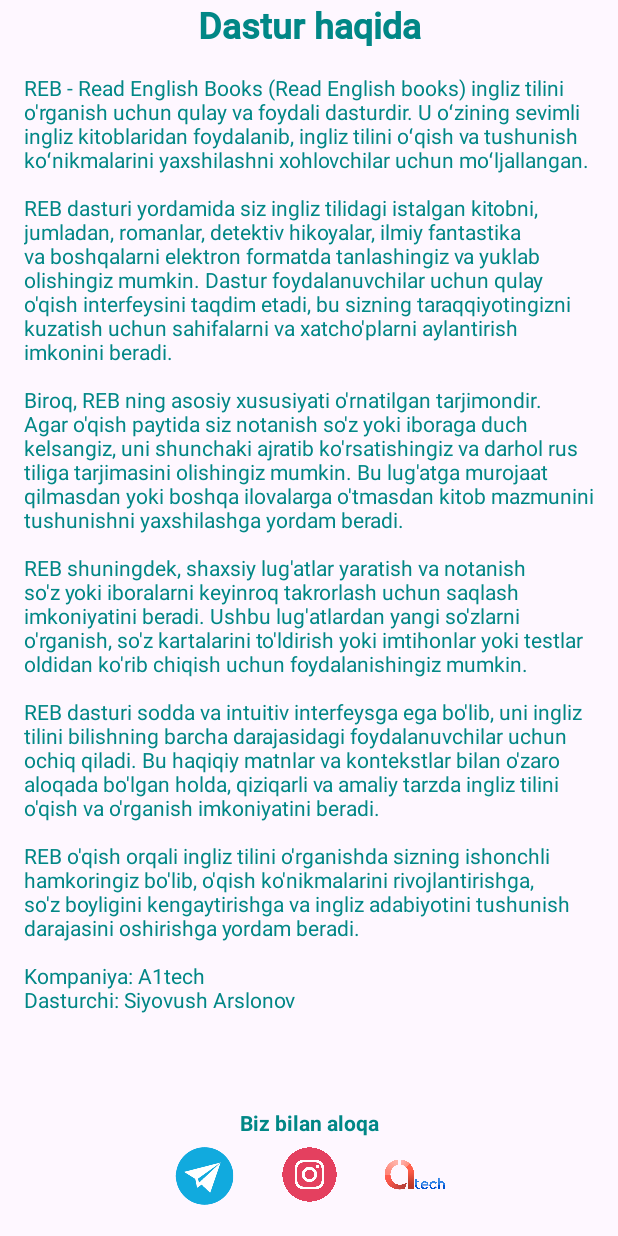
After one commit to sanatillo/Learn-Language-By-Reading, an Android app: the layout fragment_about_app.xml on its own in the app's theme, with its tools: preview values and no code run, on a phone screen of 412 x 824 dp. The commit adds this screen. Run offline under Robolectric (Android 15) with nearby library versions, the phone set to English and light mode, and no system bars.

Commit message:
added "about app" section, fixed some bugs

```diff
--- /dev/null
+++ b/app/src/main/java/uz/siyovush/learnlanguagebyreading/ui/about_app/AboutAppFragment.kt
@@ -0,0 +1,19 @@
+package uz.siyovush.learnlanguagebyreading.ui.about_app
+
+import android.os.Bundle
+import android.view.LayoutInflater
+import android.view.View
+import android.view.ViewGroup
+import androidx.fragment.app.Fragment
+import uz.siyovush.learnlanguagebyreading.R
+
+class AboutAppFragment : Fragment() {
+
+    override fun onCreateView(
+        inflater: LayoutInflater, container: ViewGroup?,
+        savedInstanceState: Bundle?
+    ): View? {
+        // Inflate the layout for this fragment
+        return inflater.inflate(R.layout.fragment_about_app, container, false)
+    }
+}
--- /dev/null
+++ b/app/src/main/res/drawable/ic_info.xml
@@ -0,0 +1,5 @@
+<vector android:height="24dp" android:tint="#000000"
+    android:viewportHeight="24" android:viewportWidth="24"
+    android:width="24dp" xmlns:android="http://schemas.android.com/apk/res/android">
+    <path android:fillColor="@android:color/white" android:pathData="M12,2C6.48,2 2,6.48 2,12s4.48,10 10,10 10,-4.48 10,-10S17.52,2 12,2zM13,17h-2v-6h2v6zM13,9h-2L11,7h2v2z"/>
+</vector>
--- a/app/src/main/res/layout/activity_main.xml
+++ b/app/src/main/res/layout/activity_main.xml
@@ -4,7 +4,6 @@
     android:layout_width="match_parent"
     android:layout_height="match_parent"
     android:padding="16dp">
-
 
     <androidx.fragment.app.FragmentContainerView
         android:id="@+id/nav_host_fragment_activity_main"
--- /dev/null
+++ b/app/src/main/res/layout/fragment_about_app.xml
@@ -0,0 +1,100 @@
+<?xml version="1.0" encoding="utf-8"?>
+<FrameLayout xmlns:android="http://schemas.android.com/apk/res/android"
+    xmlns:app="http://schemas.android.com/apk/res-auto"
+    xmlns:tools="http://schemas.android.com/tools"
+    android:layout_width="match_parent"
+    android:layout_height="match_parent"
+    tools:context=".ui.about_app.AboutAppFragment">
+
+    <androidx.constraintlayout.widget.ConstraintLayout
+        android:layout_width="match_parent"
+        android:layout_height="match_parent">
+
+        <TextView
+            android:id="@+id/textView3"
+            android:layout_width="match_parent"
+            android:layout_height="wrap_content"
+            android:gravity="center"
+            android:fontFamily="@font/medium"
+            android:text="Dastur haqida"
+            android:textColor="@color/teal_700"
+            android:textSize="24sp"
+            android:textStyle="bold"
+            app:layout_constraintTop_toTopOf="parent" />
+
+        <androidx.core.widget.NestedScrollView
+            android:layout_width="match_parent"
+            android:layout_height="0dp"
+            app:layout_constraintBottom_toTopOf="@+id/textView2"
+            app:layout_constraintEnd_toEndOf="parent"
+            app:layout_constraintStart_toStartOf="parent"
+            app:layout_constraintTop_toBottomOf="@+id/textView3">
+
+            <TextView
+                android:layout_width="match_parent"
+                android:layout_height="wrap_content"
+                android:layout_margin="16dp"
+                android:text="REB - Read English Books (Read English books) ingliz tilini o'rganish uchun qulay va foydali dasturdir. U oʻzining sevimli ingliz kitoblaridan foydalanib, ingliz tilini oʻqish va tushunish koʻnikmalarini yaxshilashni xohlovchilar uchun moʻljallangan.
+\n\nREB dasturi yordamida siz ingliz tilidagi istalgan kitobni, jumladan, romanlar, detektiv hikoyalar, ilmiy fantastika va boshqalarni elektron formatda tanlashingiz va yuklab olishingiz mumkin. Dastur foydalanuvchilar uchun qulay o'qish interfeysini taqdim etadi, bu sizning taraqqiyotingizni kuzatish uchun sahifalarni va xatcho'plarni aylantirish imkonini beradi.
+\n\nBiroq, REB ning asosiy xususiyati o'rnatilgan tarjimondir. Agar o'qish paytida siz notanish so'z yoki iboraga duch kelsangiz, uni shunchaki ajratib ko'rsatishingiz va darhol rus tiliga tarjimasini olishingiz mumkin. Bu lug'atga murojaat qilmasdan yoki boshqa ilovalarga o'tmasdan kitob mazmunini tushunishni yaxshilashga yordam beradi.
+\n\nREB shuningdek, shaxsiy lug'atlar yaratish va notanish so'z yoki iboralarni keyinroq takrorlash uchun saqlash imkoniyatini beradi. Ushbu lug'atlardan yangi so'zlarni o'rganish, so'z kartalarini to'ldirish yoki imtihonlar yoki testlar oldidan ko'rib chiqish uchun foydalanishingiz mumkin.
+\n\nREB dasturi sodda va intuitiv interfeysga ega bo'lib, uni ingliz tilini bilishning barcha darajasidagi foydalanuvchilar uchun ochiq qiladi. Bu haqiqiy matnlar va kontekstlar bilan o'zaro aloqada bo'lgan holda, qiziqarli va amaliy tarzda ingliz tilini o'qish va o'rganish imkoniyatini beradi.
+\n\nREB o'qish orqali ingliz tilini o'rganishda sizning ishonchli hamkoringiz bo'lib, o'qish ko'nikmalarini rivojlantirishga, so'z boyligini kengaytirishga va ingliz adabiyotini tushunish darajasini oshirishga yordam beradi.
+\n\nKompaniya: A1tech
+\nDasturchi: Siyovush Arslonov"
+                android:textColor="@color/teal_700"
+                app:layout_constraintTop_toTopOf="parent" />
+        </androidx.core.widget.NestedScrollView>
+
+        <TextView
+            android:id="@+id/textView2"
+            android:layout_width="match_parent"
+            android:layout_height="wrap_content"
+            android:gravity="center"
+            android:text="Biz bilan aloqa"
+            android:textColor="@color/teal_700"
+            android:textStyle="bold"
+            app:layout_constraintBottom_toTopOf="@+id/linearLayout"
+            app:layout_constraintStart_toStartOf="parent" />
+
+        <LinearLayout
+            android:id="@+id/linearLayout"
+            android:layout_width="wrap_content"
+            android:layout_height="wrap_content"
+            android:layout_marginBottom="16dp"
+            app:layout_constraintBottom_toBottomOf="parent"
+            app:layout_constraintEnd_toEndOf="parent"
+            app:layout_constraintStart_toStartOf="parent">
+
+            <ImageView
+                android:id="@+id/imageView"
+                android:layout_width="50dp"
+                android:layout_height="50dp"
+                android:layout_marginStart="10dp"
+                android:layout_marginEnd="10dp"
+                android:src="@drawable/ic_tg_logo"
+                app:layout_constraintBottom_toBottomOf="parent"
+                app:layout_constraintStart_toStartOf="parent" />
+
+            <ImageView
+                android:id="@+id/imageView2"
+                android:layout_width="50dp"
+                android:layout_height="50dp"
+                android:layout_marginStart="10dp"
+                android:layout_marginEnd="10dp"
+                android:padding="5dp"
+                android:src="@drawable/ic_insta_logo"
+                app:layout_constraintBottom_toBottomOf="parent"
+                app:layout_constraintStart_toEndOf="@+id/imageView" />
+
+            <ImageView
+                android:layout_width="50dp"
+                android:layout_height="50dp"
+                android:layout_marginStart="10dp"
+                android:layout_marginEnd="10dp"
+                android:src="@drawable/ic_a1tech_logo"
+                app:layout_constraintBottom_toBottomOf="parent"
+                app:layout_constraintStart_toEndOf="@+id/imageView2" />
+        </LinearLayout>
+    </androidx.constraintlayout.widget.ConstraintLayout>
+</FrameLayout>
--- a/app/src/main/res/layout/fragment_home.xml
+++ b/app/src/main/res/layout/fragment_home.xml
@@ -13,7 +13,7 @@
         android:fontFamily="@font/medium"
         android:text="Sizning kitoblaringiz"
         android:textColor="@color/teal_700"
-        android:textSize="23sp"
+        android:textSize="24sp"
         android:textStyle="bold"
         app:layout_constraintLeft_toLeftOf="parent"
         app:layout_constraintTop_toTopOf="parent" />
--- a/app/src/main/res/menu/bottom_nav_menu.xml
+++ b/app/src/main/res/menu/bottom_nav_menu.xml
@@ -12,4 +12,9 @@
         android:id="@+id/favoriteFragment"
         android:title="@string/favorite"
         android:icon="@drawable/ic_star" />
+
+    <item
+        android:id="@+id/aboutAppFragment"
+        android:title="@string/about_app"
+        android:icon="@drawable/ic_info" />
 </menu>
--- a/app/src/main/res/navigation/nav_graph.xml
+++ b/app/src/main/res/navigation/nav_graph.xml
@@ -40,4 +40,9 @@
         android:name="uz.siyovush.learnlanguagebyreading.ui.add_book.AddBookFragment"
         android:label="fragment_add_book"
         tools:layout="@layout/fragment_add_book" />
+    <fragment
+        android:id="@+id/aboutAppFragment"
+        android:name="uz.siyovush.learnlanguagebyreading.ui.about_app.AboutAppFragment"
+        android:label="fragment_about_app"
+        tools:layout="@layout/fragment_about_app" />
 </navigation>
--- a/app/src/main/res/values/strings.xml
+++ b/app/src/main/res/values/strings.xml
@@ -1,11 +1,12 @@
 <resources>
-    <string name="app_name">O\'qish orqali til o\'rganish</string>
+    <string name="app_name">Read English Books</string>
     <string name="action_settings">Sozlamalar</string>
     <string name="next">Keyingi</string>
     <string name="previous">Oldingi</string>
     <string name="language">Til</string>
     <string name="home">Bosh sahifa</string>
     <string name="favorite">Tanlangan</string>
+    <string name="about_app">Dastur haqida</string>
     <string name="books">Kitoblar</string>
     <string name="dictionary">Lug\'at</string>
     <string name="search">Izlash</string>
@@ -15,4 +16,6 @@
     <string name="add">Qo\'shish</string>
     <string name="pdf">pdf</string>
     <string name="duplicate_book">You already have this book in your list</string>
+    <!-- TODO: Remove or change this placeholder text -->
+    <string name="hello_blank_fragment">Hello blank fragment</string>
 </resources>
```
Also changed, not shown: app/src/main/res/drawable/ic_a1tech_logo.png (added), app/src/main/res/drawable/ic_insta_logo.png (added), app/src/main/res/drawable/ic_tg_logo.png (added), 469 other files.
